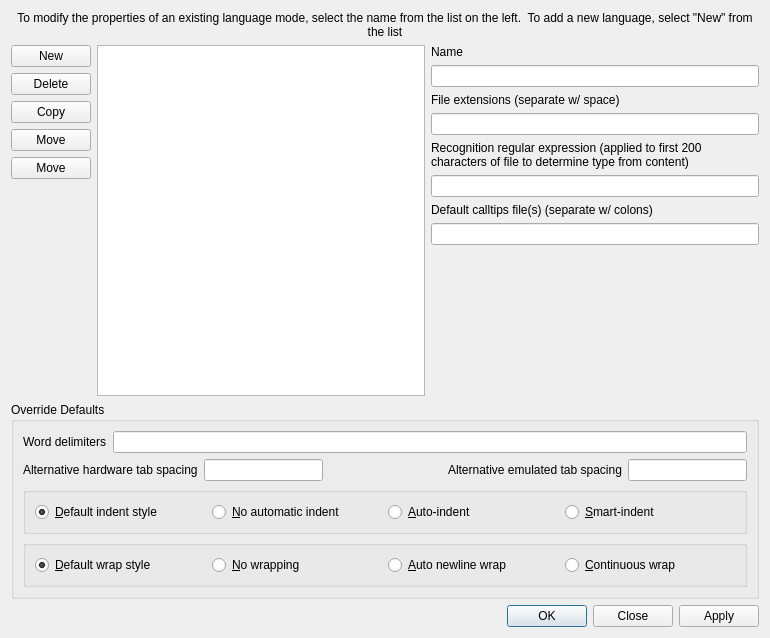
Before: the Qt Designer form source/ui/DialogLanguageModes.ui in eteran/nedit-ng, drawn with Qt 5.
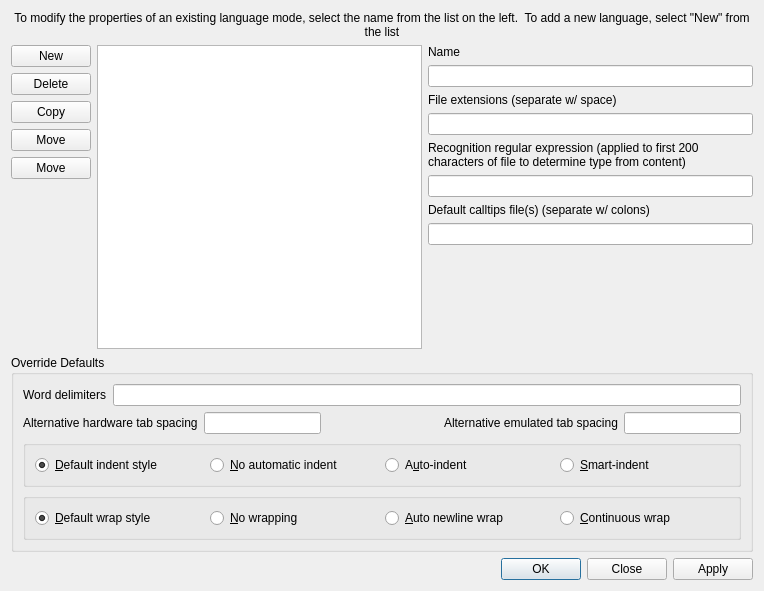
After: the same form once the commit is applied. Icons and pictures are not drawn.

Patch:
```diff
--- a/source/ui/DialogLanguageModes.ui
+++ b/source/ui/DialogLanguageModes.ui
@@ -6,8 +6,8 @@
    <rect>
     <x>0</x>
     <y>0</y>
-    <width>770</width>
-    <height>638</height>
+    <width>764</width>
+    <height>591</height>
    </rect>
   </property>
   <property name="windowTitle">
@@ -272,7 +272,7 @@
          <item>
           <widget class="QRadioButton" name="radioIndentAuto">
            <property name="text">
-            <string>&amp;Auto-indent</string>
+            <string>A&amp;uto-indent</string>
            </property>
           </widget>
          </item>
```
Left out of the diff: 15 changed lines with no effect on the pictures.
